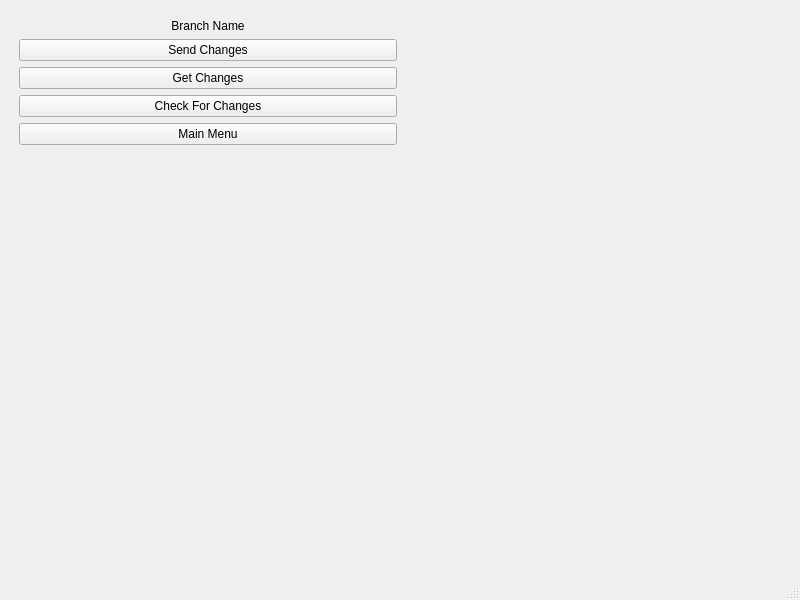
Above: meg_runtime/ui/repopanel.ui from MultimediaExtensibleGit/Runtime before the change. Below: the same form after it.
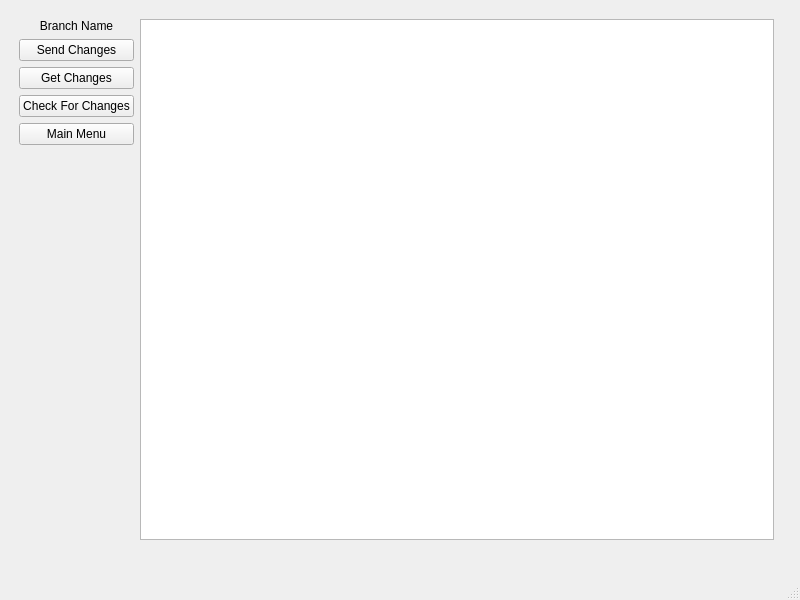
That is the form after the change.

What changed in the file:
```diff
--- a/meg_runtime/ui/repopanel.ui
+++ b/meg_runtime/ui/repopanel.ui
@@ -79,6 +79,9 @@
        </item>
       </layout>
      </item>
+     <item>
+      <widget class="QTreeView" name="treeView"/>
+     </item>
      <item>
       <widget class="QWidget" name="dirViewWidget" native="true"/>
      </item>
```
